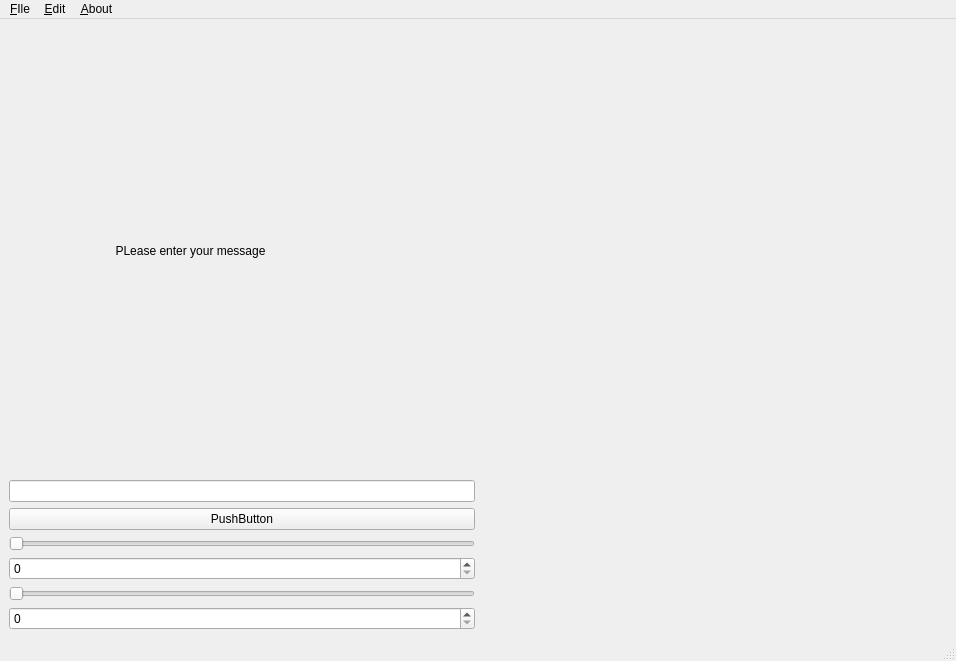
The window that mainwindow.ui (Ayoub-hafidi-alaoui/Qt-project) describes before a commit, drawn with Qt 5.
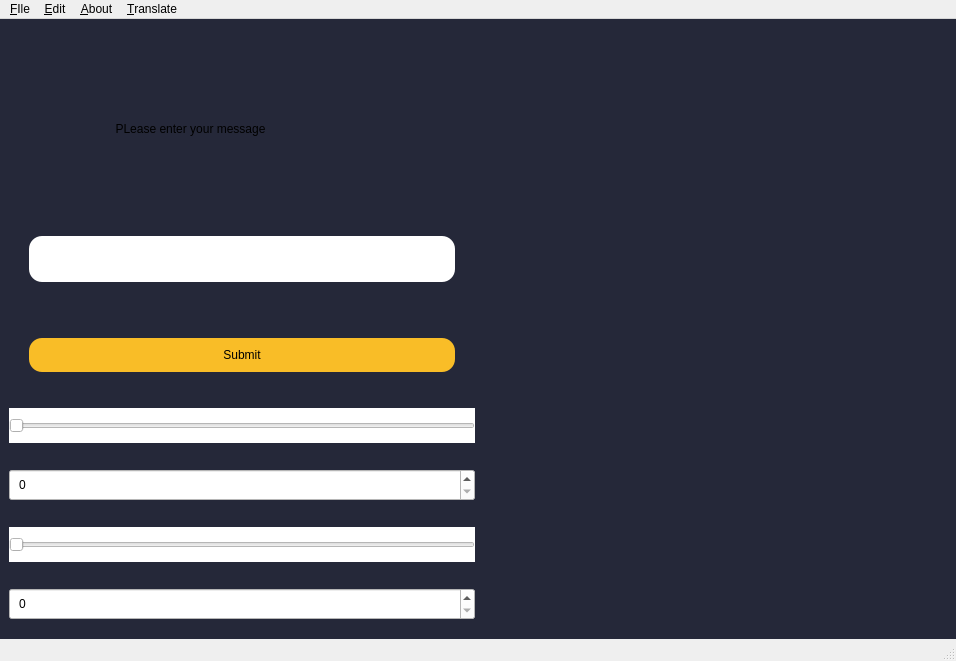
The same window after the commit. Custom widgets are drawn as their Qt base class.

Patch:
```diff
--- a/mainwindow.ui
+++ b/mainwindow.ui
@@ -14,6 +14,18 @@
    <string>MainWindow</string>
   </property>
   <widget class="QWidget" name="centralwidget">
+   <property name="styleSheet">
+    <string notr="true">* {
+ background-color:#252839 ;
+}
+
+QPushButton:hover{
+background-color: #2dfa08 ;
+}
+QLineEdit{
+color:#8d98a1;
+}</string>
+   </property>
    <layout class="QVBoxLayout" name="verticalLayout_2">
     <item>
      <layout class="QHBoxLayout" name="horizontalLayout" stretch="1,1">
@@ -21,40 +33,128 @@
        <layout class="QVBoxLayout" name="verticalLayout" stretch="1,0,0,0,0,0,0">
         <item>
          <widget class="QLabel" name="label">
+          <property name="styleSheet">
+           <string notr="true">QLabel {
+font-weight:bold;
+
+color:white;
+text-align:center;
+margin-top:10px;
+}
+QLabel::before {
+content: attr(data-text);
+position:absolute;
+top:0;
+left:0;
+width:0;
+height:100;
+color:#01fe87;
+overflow:hidden;
+animation: animate 6s l infinite;
+}
+@keyframes animate
+{
+0%,10%,100% {
+	width:0;
+}
+70%,90% {
+width:100%
+}
+}
+</string>
+          </property>
           <property name="text">
            <string>                                PLease enter your message</string>
           </property>
          </widget>
         </item>
         <item>
-         <widget class="QLineEdit" name="lineEdit"/>
+         <widget class="QLineEdit" name="lineEdit">
+          <property name="styleSheet">
+           <string notr="true">QLineEdit {
+font-size:20px;
+background-color:white;
+  border:20px;
+margin :20px;
+padding:10px;
+border-radius:13px;
+margin-top:0px;
+margin-bottom:30px
+}
+QLineEdit::placeholder {
+text:Message;
+}</string>
+          </property>
+         </widget>
         </item>
         <item>
          <widget class="QPushButton" name="pushButton">
+          <property name="styleSheet">
+           <string notr="true">QPushButton {
+background-color: #f9bd27 ;
+border:20px;
+margin :20px;
+padding:10px;
+border-radius:13px;
+}
+QPushButton:hover {
+background-color: #2dfa08 ;
+widht:70%
+}</string>
+          </property>
           <property name="text">
-           <string>PushButton</string>
+           <string>Submit</string>
           </property>
          </widget>
         </item>
         <item>
          <widget class="QSlider" name="horizontalSlider_2">
+          <property name="styleSheet">
+           <string notr="true">background-color:white;
+
+padding:10px;
+margin-top:10px;
+margin-bottom:10px;</string>
+          </property>
           <property name="orientation">
            <enum>Qt::Horizontal</enum>
           </property>
          </widget>
         </item>
         <item>
-         <widget class="QSpinBox" name="spinBox"/>
+         <widget class="QSpinBox" name="spinBox">
+          <property name="styleSheet">
+           <string notr="true">background-color:white;
+padding:5px;
+margin-top:10px;
+margin-bottom:10px;
+</string>
+          </property>
+         </widget>
         </item>
         <item>
          <widget class="QSlider" name="horizontalSlider">
+          <property name="styleSheet">
+           <string notr="true">background-color:white;
+padding:10px;
+margin-top:10px;
+margin-bottom:10px;
+</string>
+          </property>
           <property name="orientation">
            <enum>Qt::Horizontal</enum>
           </property>
          </widget>
         </item>
         <item>
-         <widget class="QSpinBox" name="spinBox_2"/>
+         <widget class="QSpinBox" name="spinBox_2">
+          <property name="styleSheet">
+           <string notr="true">background-color:white;
+padding:5px;
+margin-top:10px;
+margin-bottom:10px;</string>
+          </property>
+         </widget>
         </item>
        </layout>
       </item>
@@ -63,7 +163,9 @@
         <item>
          <widget class="BinaryView" name="widget" native="true">
           <property name="styleSheet">
-           <string notr="true">margin:40px;
+           <string notr="true">padding-right:40px;
+
+
 </string>
           </property>
          </widget>
@@ -110,9 +212,16 @@
     </property>
     <addaction name="action_About_us"/>
    </widget>
+   <widget class="QMenu" name="menu_Translate">
+    <property name="title">
+     <string>&amp;Translate</string>
+    </property>
+    <addaction name="action_spanish"/>
+   </widget>
    <addaction name="menu_FIle"/>
    <addaction name="menu_Edit"/>
    <addaction name="menu_About"/>
+   <addaction name="menu_Translate"/>
   </widget>
   <widget class="QStatusBar" name="statusbar"/>
   <action name="action_quit">
```
Left out of the diff: 5 changed lines with no effect on the pictures.
